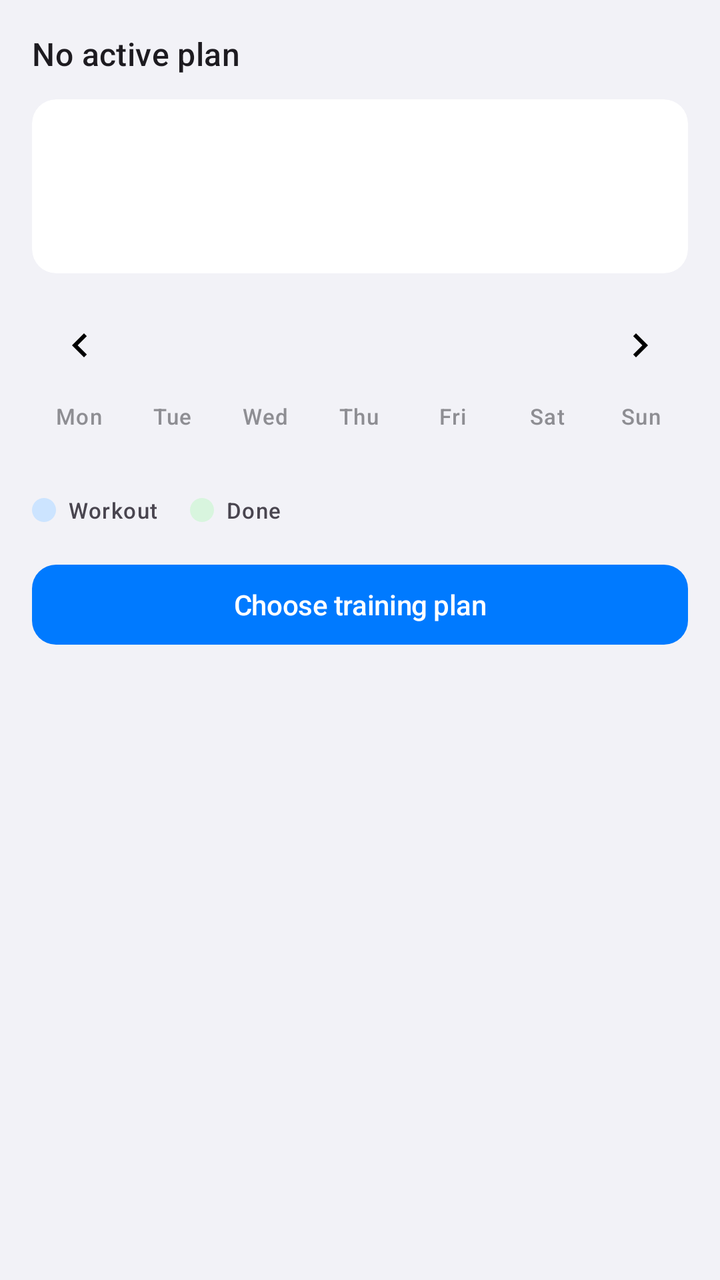
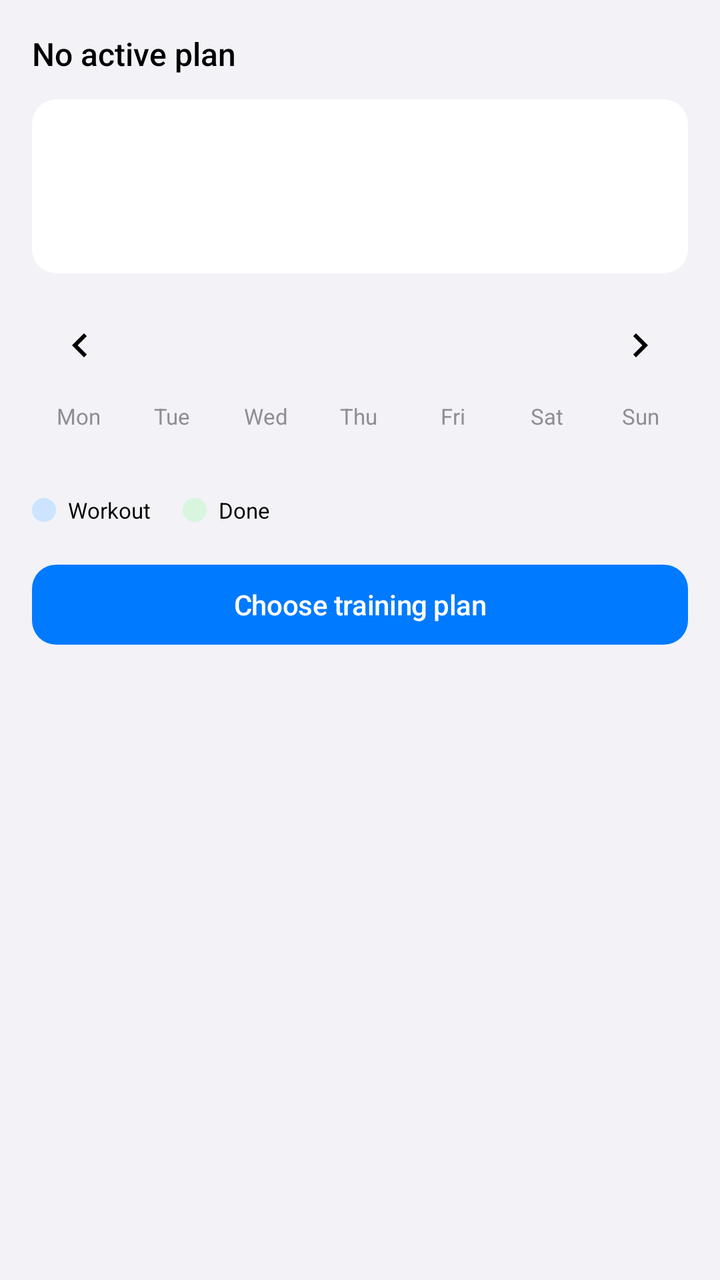

Two renders of the same Android screen: before a commit and after it. Below are the layout's source before the change and the commit's diff.
<!-- AndroidManifest.xml: application theme Theme.Runner -->
<!-- res/layout/fragment_my_plan.xml -->
<?xml version="1.0" encoding="utf-8"?>
<androidx.core.widget.NestedScrollView xmlns:android="http://schemas.android.com/apk/res/android"
    xmlns:app="http://schemas.android.com/apk/res-auto"
    android:layout_width="match_parent"
    android:layout_height="match_parent"
    android:background="?android:colorBackground"
    android:fillViewport="true">

    <LinearLayout
        android:layout_width="match_parent"
        android:layout_height="wrap_content"
        android:orientation="vertical"
        android:padding="16dp">

        <TextView
            android:id="@+id/textView_active_plan"
            android:layout_width="match_parent"
            android:layout_height="wrap_content"
            android:textAppearance="?attr/textAppearanceTitleMedium"
            android:text="@string/plan_no_active" />

        <com.google.android.material.card.MaterialCardView
            android:id="@+id/card_day_detail"
            android:layout_width="match_parent"
            android:layout_height="wrap_content"
            android:layout_marginTop="12dp"
            app:cardCornerRadius="12dp"
            app:cardElevation="0dp">

            <LinearLayout
                android:layout_width="match_parent"
                android:layout_height="wrap_content"
                android:orientation="vertical"
                android:padding="12dp">

                <LinearLayout
                    android:layout_width="match_parent"
                    android:layout_height="wrap_content"
                    android:gravity="center_vertical"
                    android:orientation="horizontal">

                    <ImageView
                        android:id="@+id/imageView_day_icon"
                        android:layout_width="40dp"
                        android:layout_height="40dp"
                        android:contentDescription="@null"
                        android:visibility="gone" />

                    <LinearLayout
                        android:layout_width="0dp"
                        android:layout_height="wrap_content"
                        android:layout_marginStart="8dp"
                        android:layout_weight="1"
                        android:orientation="vertical">

                        <TextView
                            android:id="@+id/textView_day_date"
                            android:layout_width="match_parent"
                            android:layout_height="wrap_content"
                            android:textAppearance="?attr/textAppearanceTitleSmall" />

                        <TextView
                            android:id="@+id/textView_day_title"
                            android:layout_width="match_parent"
                            android:layout_height="wrap_content"
                            android:layout_marginTop="4dp"
                            android:textAppearance="?attr/textAppearanceBodyLarge" />
                    </LinearLayout>
                </LinearLayout>

                <TextView
                    android:id="@+id/textView_day_status"
                    android:layout_width="match_parent"
                    android:layout_height="wrap_content"
                    android:layout_marginTop="2dp"
                    android:textAppearance="?attr/textAppearanceBodySmall"
                    android:textColor="?attr/colorOnSurfaceVariant" />

                <com.runner.academy.ui.tracking.SegmentProgressView
                    android:id="@+id/progress_day_scheme"
                    android:layout_width="match_parent"
                    android:layout_height="wrap_content"
                    android:layout_marginTop="8dp"
                    android:minHeight="24dp"
                    android:visibility="gone" />
            </LinearLayout>
        </com.google.android.material.card.MaterialCardView>

        <LinearLayout
            android:layout_width="match_parent"
            android:layout_height="wrap_content"
            android:layout_marginTop="12dp"
            android:gravity="center_vertical"
            android:orientation="horizontal">

            <ImageButton
                android:id="@+id/button_prev_month"
                android:layout_width="48dp"
                android:layout_height="48dp"
                android:background="?attr/selectableItemBackgroundBorderless"
                android:contentDescription="@string/plan_prev_month"
                android:src="@drawable/ic_chevron_left" />

            <TextView
                android:id="@+id/textView_month_title"
                android:layout_width="0dp"
                android:layout_height="wrap_content"
                android:layout_weight="1"
                android:gravity="center"
                android:textAppearance="?attr/textAppearanceTitleMedium" />

            <ImageButton
                android:id="@+id/button_next_month"
                android:layout_width="48dp"
                android:layout_height="48dp"
                android:background="?attr/selectableItemBackgroundBorderless"
                android:contentDescription="@string/plan_next_month"
                android:src="@drawable/ic_chevron_right" />
        </LinearLayout>

        <LinearLayout
            android:id="@+id/layout_weekdays"
            android:layout_width="match_parent"
            android:layout_height="wrap_content"
            android:layout_marginTop="4dp"
            android:orientation="horizontal">

            <TextView
                android:layout_width="0dp"
                android:layout_height="wrap_content"
                android:layout_weight="1"
                android:gravity="center"
                android:text="@string/plan_weekday_1"
                android:textAppearance="?attr/textAppearanceLabelSmall"
                android:textColor="?attr/colorOnSurfaceVariant" />

            <TextView
                android:layout_width="0dp"
                android:layout_height="wrap_content"
                android:layout_weight="1"
                android:gravity="center"
                android:text="@string/plan_weekday_2"
                android:textAppearance="?attr/textAppearanceLabelSmall"
                android:textColor="?attr/colorOnSurfaceVariant" />

            <TextView
                android:layout_width="0dp"
                android:layout_height="wrap_content"
                android:layout_weight="1"
                android:gravity="center"
                android:text="@string/plan_weekday_3"
                android:textAppearance="?attr/textAppearanceLabelSmall"
                android:textColor="?attr/colorOnSurfaceVariant" />

            <TextView
                android:layout_width="0dp"
                android:layout_height="wrap_content"
                android:layout_weight="1"
                android:gravity="center"
                android:text="@string/plan_weekday_4"
                android:textAppearance="?attr/textAppearanceLabelSmall"
                android:textColor="?attr/colorOnSurfaceVariant" />

            <TextView
                android:layout_width="0dp"
                android:layout_height="wrap_content"
                android:layout_weight="1"
                android:gravity="center"
                android:text="@string/plan_weekday_5"
                android:textAppearance="?attr/textAppearanceLabelSmall"
                android:textColor="?attr/colorOnSurfaceVariant" />

            <TextView
                android:layout_width="0dp"
                android:layout_height="wrap_content"
                android:layout_weight="1"
                android:gravity="center"
                android:text="@string/plan_weekday_6"
                android:textAppearance="?attr/textAppearanceLabelSmall"
                android:textColor="?attr/colorOnSurfaceVariant" />

            <TextView
                android:layout_width="0dp"
                android:layout_height="wrap_content"
                android:layout_weight="1"
                android:gravity="center"
                android:text="@string/plan_weekday_7"
                android:textAppearance="?attr/textAppearanceLabelSmall"
                android:textColor="?attr/colorOnSurfaceVariant" />
        </LinearLayout>

        <androidx.recyclerview.widget.RecyclerView
            android:id="@+id/recyclerView_calendar"
            android:layout_width="match_parent"
            android:layout_height="wrap_content"
            android:nestedScrollingEnabled="false"
            android:overScrollMode="never" />

        <TextView
            android:id="@+id/textView_month_summary"
            android:layout_width="match_parent"
            android:layout_height="wrap_content"
            android:layout_marginTop="8dp"
            android:textAppearance="?attr/textAppearanceBodySmall"
            android:textColor="?attr/colorOnSurfaceVariant" />

        <LinearLayout
            android:layout_width="match_parent"
            android:layout_height="wrap_content"
            android:layout_marginTop="8dp"
            android:gravity="center_vertical"
            android:orientation="horizontal">

            <View
                android:layout_width="12dp"
                android:layout_height="12dp"
                android:background="@drawable/bg_calendar_day_training" />

            <TextView
                android:layout_width="wrap_content"
                android:layout_height="wrap_content"
                android:layout_marginStart="6dp"
                android:layout_marginEnd="16dp"
                android:text="@string/plan_legend_training"
                android:textAppearance="?attr/textAppearanceLabelSmall" />

            <View
                android:layout_width="12dp"
                android:layout_height="12dp"
                android:background="@drawable/bg_calendar_day_done" />

            <TextView
                android:layout_width="wrap_content"
                android:layout_height="wrap_content"
                android:layout_marginStart="6dp"
                android:text="@string/plan_legend_done"
                android:textAppearance="?attr/textAppearanceLabelSmall" />
        </LinearLayout>

        <com.google.android.material.button.MaterialButton
            android:id="@+id/button_apply_plan"
            android:layout_width="match_parent"
            android:layout_height="wrap_content"
            android:layout_marginTop="16dp"
            android:text="@string/plan_apply_calendar" />

        <com.google.android.material.button.MaterialButton
            android:id="@+id/button_deactivate_plan"
            style="@style/Widget.Material3.Button.OutlinedButton"
            android:layout_width="match_parent"
            android:layout_height="wrap_content"
            android:layout_marginTop="8dp"
            android:text="@string/plan_deactivate"
            android:visibility="gone" />
    </LinearLayout>
</androidx.core.widget.NestedScrollView>
<!-- resources referenced by this layout -->
<resources>
  <style name="Theme.Runner" parent="Theme.Material3.DayNight.NoActionBar">
          
          <item name="colorPrimary">@color/ios_blue</item>
          <item name="colorOnPrimary">@color/white</item>
          <item name="colorPrimaryContainer">@color/blue_100</item>
          <item name="colorOnPrimaryContainer">@color/blue_900</item>
          <item name="colorSecondary">@color/ios_indigo</item>
          <item name="colorOnSecondary">@color/white</item>
          <item name="colorSecondaryContainer">@color/ios_gray5</item>
          <item name="colorOnSecondaryContainer">@color/ios_label</item>
          <item name="colorTertiary">@color/ios_orange</item>
          <item name="colorOnTertiary">@color/white</item>
          <item name="colorTertiaryContainer">@color/ios_tertiary_container</item>
          <item name="colorOnTertiaryContainer">@color/ios_on_tertiary_container</item>
          <item name="colorError">@color/ios_red</item>
          <item name="colorOnError">@color/white</item>
          <item name="colorErrorContainer">@color/ios_error_container</item>
          <item name="colorOnErrorContainer">@color/ios_on_error_container</item>
  
          
          <item name="android:colorBackground">@color/ios_grouped_background</item>
          <item name="colorOnBackground">@color/ios_label</item>
          <item name="colorSurface">@color/ios_secondary_grouped_background</item>
          <item name="colorOnSurface">@color/ios_label</item>
          <item name="colorSurfaceVariant">@color/ios_gray5</item>
          <item name="colorOnSurfaceVariant">@color/ios_gray</item>
          <item name="colorSurfaceContainerLowest">@color/white</item>
          <item name="colorSurfaceContainerLow">@color/ios_gray6</item>
          <item name="colorSurfaceContainer">@color/ios_gray6</item>
          <item name="colorSurfaceContainerHigh">@color/ios_gray5</item>
          <item name="colorSurfaceContainerHighest">@color/ios_gray4</item>
          <item name="colorOutline">@color/ios_opaque_separator</item>
          <item name="colorOutlineVariant">@color/ios_gray5</item>
  
          
          <item name="android:statusBarColor">@color/ios_grouped_background</item>
          <item name="android:navigationBarColor">@color/ios_grouped_background</item>
          <item name="android:windowLightStatusBar">true</item>
          <item name="android:windowLightNavigationBar" tools:targetApi="o_mr1">true</item>
  
          
          <item name="shapeAppearanceSmallComponent">@style/ShapeAppearance.Runner.SmallComponent</item>
          <item name="shapeAppearanceMediumComponent">@style/ShapeAppearance.Runner.MediumComponent</item>
          <item name="shapeAppearanceLargeComponent">@style/ShapeAppearance.Runner.LargeComponent</item>
  
          
          <item name="materialButtonStyle">@style/Widget.Runner.Button</item>
          <item name="materialButtonOutlinedStyle">@style/Widget.Runner.Button.Outlined</item>
          <item name="borderlessButtonStyle">@style/Widget.Runner.Button.Text</item>
          <item name="materialCardViewStyle">@style/Widget.Runner.Card</item>
          <item name="floatingActionButtonStyle">@style/Widget.Runner.Fab</item>
          <item name="navigationViewStyle">@style/Widget.Runner.NavigationView</item>
          <item name="toolbarStyle">@style/Widget.Runner.Toolbar</item>
          <item name="textInputStyle">@style/Widget.Runner.TextInput</item>
          <item name="switchStyle">@style/Widget.Runner.Switch</item>
          <item name="materialAlertDialogTheme">@style/ThemeOverlay.Runner.MaterialAlertDialog</item>
          <item name="snackbarStyle">@style/Widget.Runner.Snackbar</item>
          <item name="snackbarButtonStyle">@style/Widget.Runner.Snackbar.Button</item>
      </style>
  <style name="Widget.Runner.Button.Outlined" parent="Widget.Material3.Button.OutlinedButton">
          <item name="cornerRadius">12dp</item>
          <item name="android:textAllCaps">false</item>
          <item name="strokeColor">@color/ios_opaque_separator</item>
          <item name="strokeWidth">1dp</item>
      </style>
  <style name="Widget.Runner.Switch" parent="Widget.Material3.CompoundButton.MaterialSwitch">
          <item name="thumbTint">@color/ios_switch_thumb</item>
          <item name="trackTint">@color/ios_switch_track</item>
      </style>
  <!-- unchanged entries left out for length: 52 -->
</resources>

<!-- the commit's change to res/layout/fragment_my_plan.xml (unified diff, before → after) -->
@@ -16,16 +16,14 @@
             android:id="@+id/textView_active_plan"
             android:layout_width="match_parent"
             android:layout_height="wrap_content"
-            android:textAppearance="?attr/textAppearanceTitleMedium"
+            android:textAppearance="@style/TextAppearance.Runner.Headline"
             android:text="@string/plan_no_active" />
 
         <com.google.android.material.card.MaterialCardView
             android:id="@+id/card_day_detail"
             android:layout_width="match_parent"
             android:layout_height="wrap_content"
-            android:layout_marginTop="12dp"
-            app:cardCornerRadius="12dp"
-            app:cardElevation="0dp">
+            android:layout_marginTop="12dp">
 
             <LinearLayout
                 android:layout_width="match_parent"
@@ -57,14 +55,14 @@
                             android:id="@+id/textView_day_date"
                             android:layout_width="match_parent"
                             android:layout_height="wrap_content"
-                            android:textAppearance="?attr/textAppearanceTitleSmall" />
+                            android:textAppearance="@style/TextAppearance.Runner.Subhead.Medium" />
 
                         <TextView
                             android:id="@+id/textView_day_title"
                             android:layout_width="match_parent"
                             android:layout_height="wrap_content"
                             android:layout_marginTop="4dp"
-                            android:textAppearance="?attr/textAppearanceBodyLarge" />
+                            android:textAppearance="@style/TextAppearance.Runner.Body" />
                     </LinearLayout>
                 </LinearLayout>
 
@@ -73,7 +71,7 @@
                     android:layout_width="match_parent"
                     android:layout_height="wrap_content"
                     android:layout_marginTop="2dp"
-                    android:textAppearance="?attr/textAppearanceBodySmall"
+                    android:textAppearance="@style/TextAppearance.Runner.Caption"
                     android:textColor="?attr/colorOnSurfaceVariant" />
 
                 <com.runner.academy.ui.tracking.SegmentProgressView
@@ -107,7 +105,7 @@
                 android:layout_height="wrap_content"
                 android:layout_weight="1"
                 android:gravity="center"
-                android:textAppearance="?attr/textAppearanceTitleMedium" />
+                android:textAppearance="@style/TextAppearance.Runner.Headline" />
 
             <ImageButton
                 android:id="@+id/button_next_month"
@@ -131,7 +129,7 @@
                 android:layout_weight="1"
                 android:gravity="center"
                 android:text="@string/plan_weekday_1"
-                android:textAppearance="?attr/textAppearanceLabelSmall"
+                android:textAppearance="@style/TextAppearance.Runner.Caption2"
                 android:textColor="?attr/colorOnSurfaceVariant" />
 
             <TextView
@@ -140,7 +138,7 @@
                 android:layout_weight="1"
                 android:gravity="center"
                 android:text="@string/plan_weekday_2"
-                android:textAppearance="?attr/textAppearanceLabelSmall"
+                android:textAppearance="@style/TextAppearance.Runner.Caption2"
                 android:textColor="?attr/colorOnSurfaceVariant" />
 
             <TextView
@@ -149,7 +147,7 @@
                 android:layout_weight="1"
                 android:gravity="center"
                 android:text="@string/plan_weekday_3"
-                android:textAppearance="?attr/textAppearanceLabelSmall"
+                android:textAppearance="@style/TextAppearance.Runner.Caption2"
                 android:textColor="?attr/colorOnSurfaceVariant" />
 
             <TextView
@@ -158,7 +156,7 @@
                 android:layout_weight="1"
                 android:gravity="center"
                 android:text="@string/plan_weekday_4"
-                android:textAppearance="?attr/textAppearanceLabelSmall"
+                android:textAppearance="@style/TextAppearance.Runner.Caption2"
                 android:textColor="?attr/colorOnSurfaceVariant" />
 
             <TextView
@@ -167,7 +165,7 @@
                 android:layout_weight="1"
                 android:gravity="center"
                 android:text="@string/plan_weekday_5"
-                android:textAppearance="?attr/textAppearanceLabelSmall"
+                android:textAppearance="@style/TextAppearance.Runner.Caption2"
                 android:textColor="?attr/colorOnSurfaceVariant" />
 
             <TextView
@@ -176,7 +174,7 @@
                 android:layout_weight="1"
                 android:gravity="center"
                 android:text="@string/plan_weekday_6"
-                android:textAppearance="?attr/textAppearanceLabelSmall"
+                android:textAppearance="@style/TextAppearance.Runner.Caption2"
                 android:textColor="?attr/colorOnSurfaceVariant" />
 
             <TextView
@@ -185,7 +183,7 @@
                 android:layout_weight="1"
                 android:gravity="center"
                 android:text="@string/plan_weekday_7"
-                android:textAppearance="?attr/textAppearanceLabelSmall"
+                android:textAppearance="@style/TextAppearance.Runner.Caption2"
                 android:textColor="?attr/colorOnSurfaceVariant" />
         </LinearLayout>
 
@@ -201,7 +199,7 @@
             android:layout_width="match_parent"
             android:layout_height="wrap_content"
             android:layout_marginTop="8dp"
-            android:textAppearance="?attr/textAppearanceBodySmall"
+            android:textAppearance="@style/TextAppearance.Runner.Caption"
             android:textColor="?attr/colorOnSurfaceVariant" />
 
         <LinearLayout
@@ -222,7 +220,7 @@
                 android:layout_marginStart="6dp"
                 android:layout_marginEnd="16dp"
                 android:text="@string/plan_legend_training"
-                android:textAppearance="?attr/textAppearanceLabelSmall" />
+                android:textAppearance="@style/TextAppearance.Runner.Caption2" />
 
             <View
                 android:layout_width="12dp"
@@ -234,7 +232,7 @@
                 android:layout_height="wrap_content"
                 android:layout_marginStart="6dp"
                 android:text="@string/plan_legend_done"
-                android:textAppearance="?attr/textAppearanceLabelSmall" />
+                android:textAppearance="@style/TextAppearance.Runner.Caption2" />
         </LinearLayout>
 
         <com.google.android.material.button.MaterialButton
@@ -246,7 +244,7 @@
 
         <com.google.android.material.button.MaterialButton
             android:id="@+id/button_deactivate_plan"
-            style="@style/Widget.Material3.Button.OutlinedButton"
+            style="@style/Widget.Runner.Button.Outlined"
             android:layout_width="match_parent"
             android:layout_height="wrap_content"
             android:layout_marginTop="8dp"
<!-- resource entries referenced after the edit -->
@@ -1,5 +1,21 @@
 <!-- resources referenced by this layout -->
 <resources>
+  <style name="TextAppearance.Runner.Body">
+          <item name="android:textSize">16sp</item>
+      </style>
+  <style name="TextAppearance.Runner.Caption">
+          <item name="android:textSize">12sp</item>
+      </style>
+  <style name="TextAppearance.Runner.Caption2">
+          <item name="android:textSize">11sp</item>
+      </style>
+  <style name="TextAppearance.Runner.Headline">
+          <item name="android:textSize">16sp</item>
+          <item name="android:fontFamily">sans-serif-medium</item>
+      </style>
+  <style name="TextAppearance.Runner.Subhead.Medium">
+          <item name="android:fontFamily">sans-serif-medium</item>
+      </style>
   <style name="Theme.Runner" parent="Theme.Material3.DayNight.NoActionBar">
           
           <item name="colorPrimary">@color/ios_blue</item>
@@ -55,6 +71,9 @@
           <item name="toolbarStyle">@style/Widget.Runner.Toolbar</item>
           <item name="textInputStyle">@style/Widget.Runner.TextInput</item>
           <item name="switchStyle">@style/Widget.Runner.Switch</item>
+          <item name="materialSwitchStyle">@style/Widget.Runner.Switch</item>
+          <item name="chipStyle">@style/Widget.Runner.Chip.Filter</item>
+          <item name="checkboxStyle">@style/Widget.Runner.CheckBox</item>
           <item name="materialAlertDialogTheme">@style/ThemeOverlay.Runner.MaterialAlertDialog</item>
           <item name="snackbarStyle">@style/Widget.Runner.Snackbar</item>
           <item name="snackbarButtonStyle">@style/Widget.Runner.Snackbar.Button</item>
@@ -62,12 +81,22 @@
   <style name="Widget.Runner.Button.Outlined" parent="Widget.Material3.Button.OutlinedButton">
           <item name="cornerRadius">12dp</item>
           <item name="android:textAllCaps">false</item>
+          <item name="android:letterSpacing">-0.01</item>
           <item name="strokeColor">@color/ios_opaque_separator</item>
           <item name="strokeWidth">1dp</item>
       </style>
   <style name="Widget.Runner.Switch" parent="Widget.Material3.CompoundButton.MaterialSwitch">
           <item name="thumbTint">@color/ios_switch_thumb</item>
           <item name="trackTint">@color/ios_switch_track</item>
+          <item name="trackDecorationTint">@android:color/transparent</item>
+      </style>
+  <style name="Widget.Runner.Chip.Filter" parent="Widget.Material3.Chip.Filter">
+          <item name="shapeAppearance">@style/ShapeAppearance.Material3.Corner.Full</item>
+          <item name="checkedIconVisible">false</item>
+          <item name="android:textAllCaps">false</item>
+      </style>
+  <style name="Widget.Runner.CheckBox" parent="Widget.Material3.CompoundButton.CheckBox">
+          <item name="buttonTint">@color/ios_checkbox_tint</item>
       </style>
   <!-- unchanged entries left out for length: 52 -->
 </resources>
